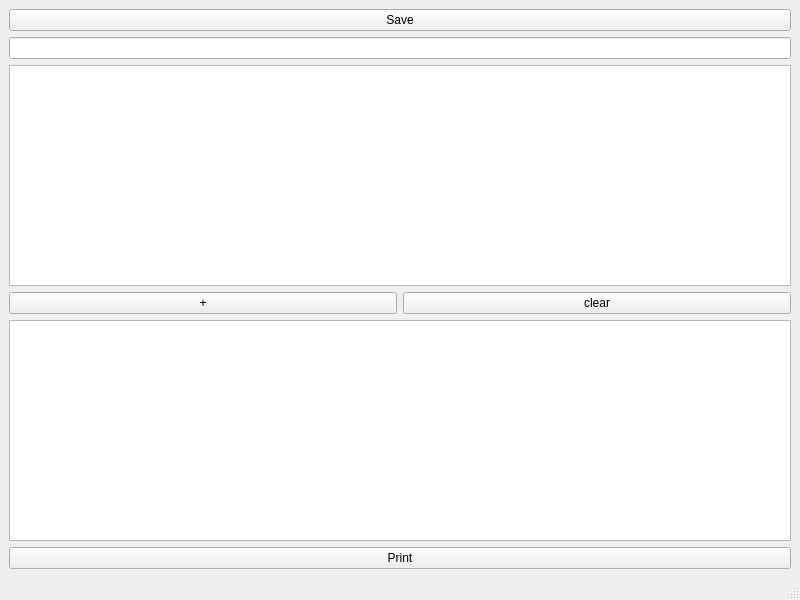
matrixd/inventory, file mainwindow.ui: the form before one commit.
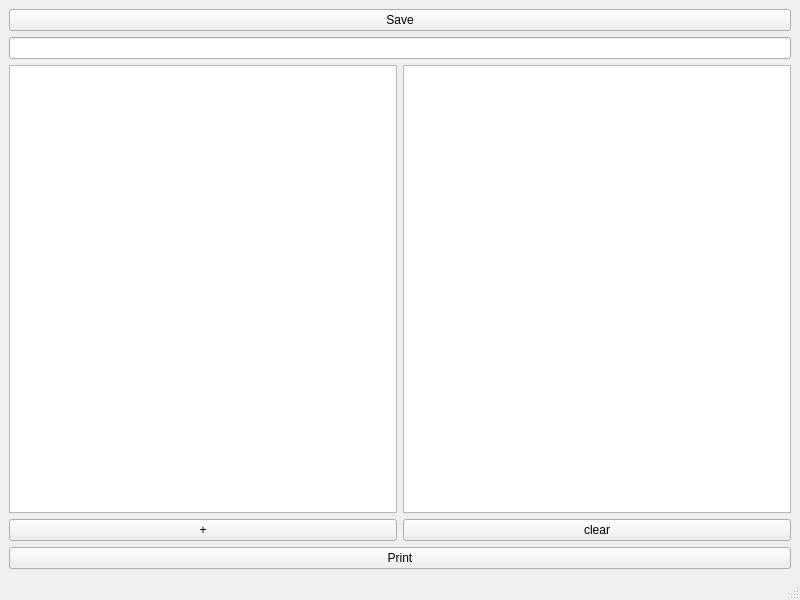
The form after the commit.

Commit message: added save&load functions for treeview

```diff
--- a/mainwindow.ui
+++ b/mainwindow.ui
@@ -26,26 +26,30 @@
      <widget class="QLineEdit" name="lineEdit"/>
     </item>
     <item>
-     <widget class="QTableView" name="tableView">
-      <property name="dragEnabled">
-       <bool>true</bool>
-      </property>
-      <property name="dragDropOverwriteMode">
-       <bool>false</bool>
-      </property>
+     <layout class="QHBoxLayout" name="horizontalLayout_2">
+      <item>
+       <widget class="QTreeView" name="treeView">
       <property name="dragDropMode">
        <enum>QAbstractItemView::NoDragDrop</enum>
       </property>
       <property name="defaultDropAction">
-       <enum>Qt::IgnoreAction</enum>
-      </property>
-      <property name="selectionMode">
-       <enum>QAbstractItemView::SingleSelection</enum>
-      </property>
-      <property name="selectionBehavior">
-       <enum>QAbstractItemView::SelectRows</enum>
-      </property>
-     </widget>
+         <enum>Qt::MoveAction</enum>
+        </property>
+        <property name="autoExpandDelay">
+         <number>-1</number>
+        </property>
+        <property name="wordWrap">
+         <bool>true</bool>
+        </property>
+        <property name="headerHidden">
+         <bool>true</bool>
+        </property>
+       </widget>
+      </item>
+      <item>
+       <widget class="QTableView" name="tableView_2"/>
+      </item>
+     </layout>
     </item>
     <item>
      <layout class="QHBoxLayout" name="horizontalLayout">
@@ -65,9 +69,6 @@
       </item>
      </layout>
     </item>
-    <item>
-     <widget class="QTableView" name="tableView_2"/>
-    </item>
     <item>
      <widget class="QPushButton" name="printButton">
       <property name="text">
```
Left out of the diff: 4 changed lines with no effect on the pictures. Lines whose indentation alone changed are shown as unchanged. The commit also changes 2 other files.
